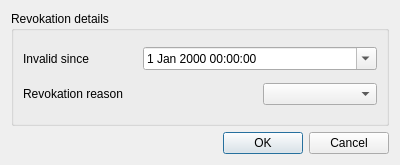
Above: ui/Revoke.ui from chris2511/xca before the change. Below: the same form after it.
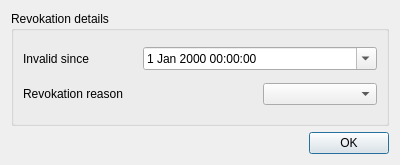
That is the form after the change. Custom widgets are drawn as their Qt base class.

```diff
--- a/ui/Revoke.ui
+++ b/ui/Revoke.ui
@@ -53,7 +53,7 @@
       <enum>Qt::Horizontal</enum>
      </property>
      <property name="standardButtons">
-      <set>QDialogButtonBox::Cancel|QDialogButtonBox::Ok</set>
+      <set>QDialogButtonBox::Ok</set>
      </property>
     </widget>
    </item>
```
Left out of the diff: 16 changed lines with no effect on the pictures.
